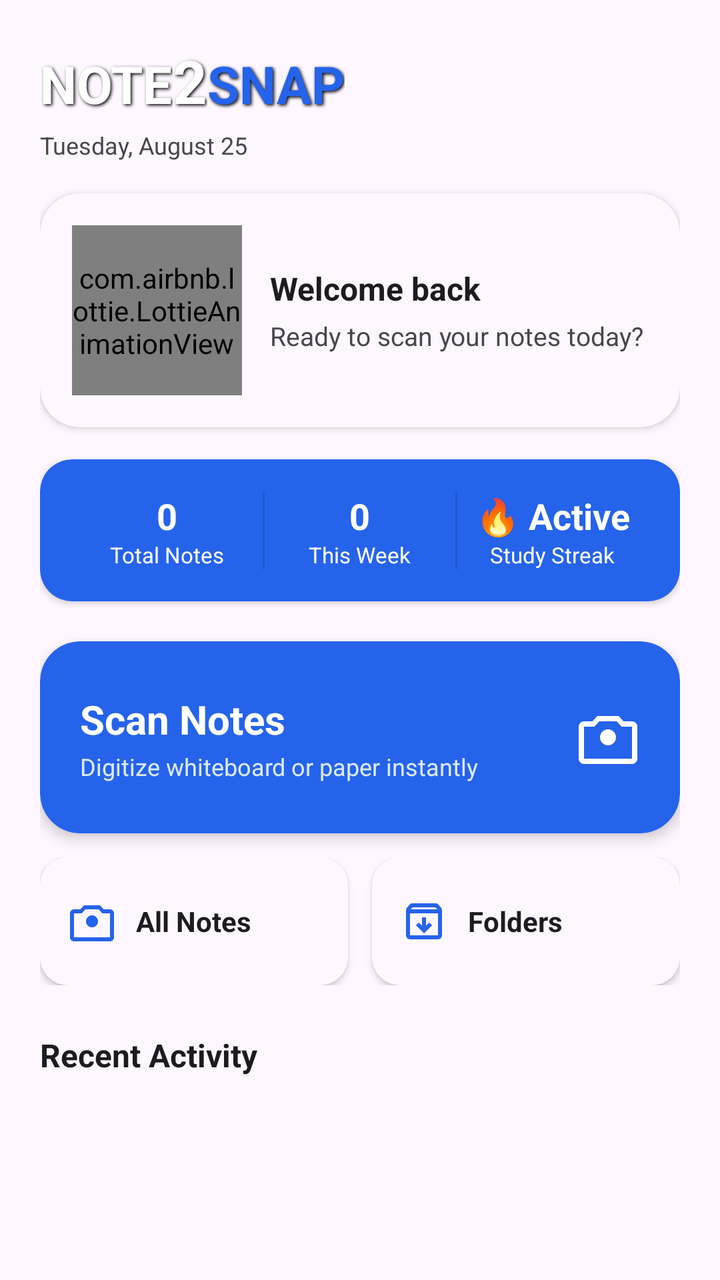
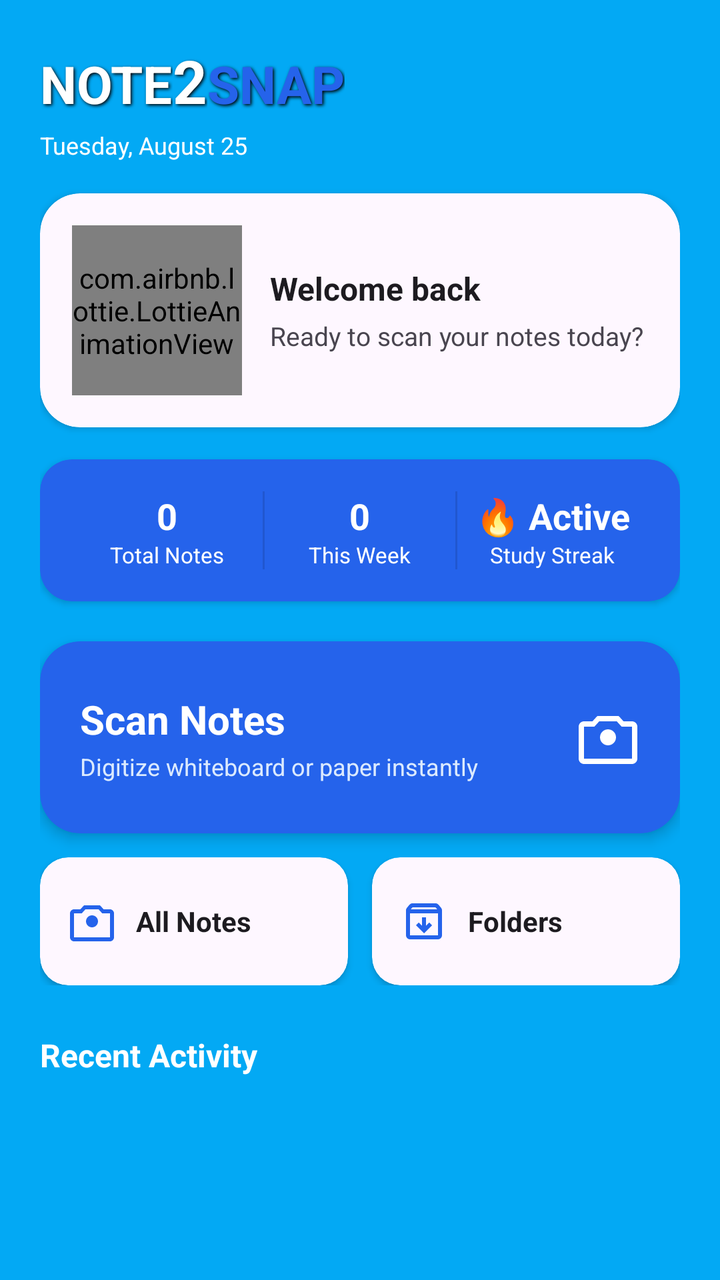

The first picture is an Android layout as it rendered before a commit; the second is the same layout after the commit. The layout source and the unified diff follow.
<!-- AndroidManifest.xml: application theme Theme.Note2Snap -->
<!-- res/layout/fragment_home.xml -->
<?xml version="1.0" encoding="utf-8"?>
<ScrollView xmlns:android="http://schemas.android.com/apk/res/android"
    xmlns:app="http://schemas.android.com/apk/res-auto"
    android:layout_width="match_parent"
    android:layout_height="match_parent"
    android:background="?android:attr/colorBackground"
    android:fillViewport="true">

    <LinearLayout
        android:layout_width="match_parent"
        android:layout_height="wrap_content"
        android:orientation="vertical"
        android:padding="20dp">


        
        <LinearLayout
            android:layout_width="wrap_content"
            android:layout_height="wrap_content"
            android:orientation="horizontal">

            <TextView
                android:id="@+id/tvTitleNote"
                android:layout_width="wrap_content"
                android:layout_height="wrap_content"
                android:shadowColor="#000000"
                android:shadowDx="2"
                android:shadowDy="2"
                android:shadowRadius="4"
                android:text="NOTE"
                android:textColor="#FFFFFF"
                android:textSize="26sp"
                android:textStyle="bold" />

            <TextView
                android:id="@+id/tvTitle2"
                android:layout_width="wrap_content"
                android:layout_height="wrap_content"
                android:shadowColor="#000000"
                android:shadowDx="2"
                android:shadowDy="2"
                android:shadowRadius="4"
                android:text="2"
                android:textColor="#FFFFFF"
                android:textSize="30sp"
                android:textStyle="bold" />

            <TextView
                android:id="@+id/tvTitleSnap"
                android:layout_width="wrap_content"
                android:layout_height="wrap_content"
                android:shadowColor="#000000"
                android:shadowDx="2"
                android:shadowDy="2"
                android:shadowRadius="4"
                android:text="SNAP"
                android:textColor="#2563EB"
                android:textSize="26sp"
                android:textStyle="bold" />
        </LinearLayout>

        <TextView
            android:id="@+id/tvDate"
            android:layout_width="wrap_content"
            android:layout_height="wrap_content"
            android:layout_marginTop="4dp"
            android:text="Tuesday, August 25"
            android:textColor="?android:attr/textColorSecondary"
            android:textSize="12sp" />

        
        <androidx.cardview.widget.CardView
            android:id="@+id/cardMascot"
            android:layout_width="match_parent"
            android:layout_height="wrap_content"
            android:layout_marginTop="16dp"
            app:cardBackgroundColor="?attr/colorSurface"
            app:cardCornerRadius="20dp"
            app:cardElevation="2dp">

            <LinearLayout
                android:layout_width="match_parent"
                android:layout_height="wrap_content"
                android:gravity="center_vertical"
                android:orientation="horizontal"
                android:padding="16dp">

                
                <com.airbnb.lottie.LottieAnimationView
                    android:id="@+id/lottieMascot"
                    android:layout_width="85dp"
                    android:layout_height="85dp"
                    app:lottie_autoPlay="true"
                    app:lottie_loop="true"
                    app:lottie_rawRes="@raw/robot_mascot" />

                
                <LinearLayout
                    android:layout_width="0dp"
                    android:layout_height="wrap_content"
                    android:layout_marginStart="14dp"
                    android:layout_weight="1"
                    android:orientation="vertical">

                    <TextView
                        android:id="@+id/tvGreeting"
                        android:layout_width="wrap_content"
                        android:layout_height="wrap_content"
                        android:text="Welcome back"
                        android:textColor="?android:attr/textColorPrimary"
                        android:textSize="16sp"
                        android:textStyle="bold" />

                    <TextView
                        android:id="@+id/tvGreetingSubtitle"
                        android:layout_width="wrap_content"
                        android:layout_height="wrap_content"
                        android:layout_marginTop="4dp"
                        android:text="Ready to scan your notes today?"
                        android:textColor="?android:attr/textColorSecondary"
                        android:textSize="13sp" />
                </LinearLayout>
            </LinearLayout>
        </androidx.cardview.widget.CardView>

        
        <androidx.cardview.widget.CardView
            android:layout_width="match_parent"
            android:layout_height="wrap_content"
            android:layout_marginTop="16dp"
            app:cardBackgroundColor="#2563EB"
            app:cardCornerRadius="16dp"
            app:cardElevation="2dp">

            <LinearLayout
                android:layout_width="match_parent"
                android:layout_height="wrap_content"
                android:orientation="horizontal"
                android:padding="16dp"
                android:weightSum="3">

                <LinearLayout
                    android:layout_width="0dp"
                    android:layout_height="wrap_content"
                    android:layout_weight="1"
                    android:gravity="center"
                    android:orientation="vertical">

                    <TextView
                        android:id="@+id/tvStatTotal"
                        android:layout_width="wrap_content"
                        android:layout_height="wrap_content"
                        android:text="0"
                        android:textColor="#FFFFFF"
                        android:textSize="18sp"
                        android:textStyle="bold" />

                    <TextView
                        android:layout_width="wrap_content"
                        android:layout_height="wrap_content"
                        android:text="Total Notes"
                        android:textColor="#FFFFFF"
                        android:textSize="11sp" />
                </LinearLayout>

                <View
                    android:layout_width="1dp"
                    android:layout_height="match_parent"
                    android:background="?android:attr/dividerVertical" />

                <LinearLayout
                    android:layout_width="0dp"
                    android:layout_height="wrap_content"
                    android:layout_weight="1"
                    android:gravity="center"
                    android:orientation="vertical">

                    <TextView
                        android:id="@+id/tvStatWeek"
                        android:layout_width="wrap_content"
                        android:layout_height="wrap_content"
                        android:text="0"
                        android:textColor="#FFFFFF"
                        android:textSize="18sp"
                        android:textStyle="bold" />

                    <TextView
                        android:layout_width="wrap_content"
                        android:layout_height="wrap_content"
                        android:text="This Week"
                        android:textColor="#FFFFFF"
                        android:textSize="11sp" />
                </LinearLayout>

                <View
                    android:layout_width="1dp"
                    android:layout_height="match_parent"
                    android:background="?android:attr/dividerVertical" />

                <LinearLayout
                    android:layout_width="0dp"
                    android:layout_height="wrap_content"
                    android:layout_weight="1"
                    android:gravity="center"
                    android:orientation="vertical">

                    <TextView
                        android:id="@+id/tvStatStreak"
                        android:layout_width="wrap_content"
                        android:layout_height="wrap_content"
                        android:text="🔥 Active"
                        android:textColor="#FFFFFF"
                        android:textSize="18sp"
                        android:textStyle="bold" />

                    <TextView
                        android:layout_width="wrap_content"
                        android:layout_height="wrap_content"
                        android:text="Study Streak"
                        android:textColor="#FFFFFF"
                        android:textSize="11sp" />
                </LinearLayout>
            </LinearLayout>
        </androidx.cardview.widget.CardView>

        
        <androidx.cardview.widget.CardView
            android:id="@+id/cardScan"
            android:layout_width="match_parent"
            android:layout_height="96dp"
            android:layout_marginTop="20dp"
            android:clickable="true"
            android:focusable="true"
            android:foreground="?attr/selectableItemBackground"
            app:cardBackgroundColor="#2563EB"
            app:cardCornerRadius="20dp"
            app:cardElevation="4dp">

            <RelativeLayout
                android:layout_width="match_parent"
                android:layout_height="match_parent"
                android:padding="20dp">

                <LinearLayout
                    android:layout_width="wrap_content"
                    android:layout_height="wrap_content"
                    android:layout_centerVertical="true"
                    android:orientation="vertical">

                    <TextView
                        android:layout_width="wrap_content"
                        android:layout_height="wrap_content"
                        android:text="Scan Notes"
                        android:textColor="#FFFFFF"
                        android:textSize="20sp"
                        android:textStyle="bold" />

                    <TextView
                        android:layout_width="wrap_content"
                        android:layout_height="wrap_content"
                        android:layout_marginTop="2dp"
                        android:text="Digitize whiteboard or paper instantly"
                        android:textColor="#DBEAFE"
                        android:textSize="12sp" />
                </LinearLayout>

                <ImageView
                    android:layout_width="32dp"
                    android:layout_height="32dp"
                    android:layout_alignParentEnd="true"
                    android:layout_centerVertical="true"
                    android:src="@drawable/ic_camera"
                    app:tint="#FFFFFF" />
            </RelativeLayout>
        </androidx.cardview.widget.CardView>

        
        <LinearLayout
            android:layout_width="match_parent"
            android:layout_height="wrap_content"
            android:layout_marginTop="12dp"
            android:orientation="horizontal"
            android:weightSum="2">

            
            <androidx.cardview.widget.CardView
                android:id="@+id/cardNotes"
                android:layout_width="0dp"
                android:layout_height="64dp"
                android:layout_marginEnd="6dp"
                android:layout_weight="1"
                android:clickable="true"
                android:focusable="true"
                android:foreground="?attr/selectableItemBackground"
                app:cardBackgroundColor="?attr/colorSurface"
                app:cardCornerRadius="14dp"
                app:cardElevation="2dp">

                <LinearLayout
                    android:layout_width="match_parent"
                    android:layout_height="match_parent"
                    android:gravity="center_vertical"
                    android:orientation="horizontal"
                    android:paddingHorizontal="14dp">

                    <ImageView
                        android:layout_width="24dp"
                        android:layout_height="24dp"
                        android:src="@drawable/ic_camera"
                        app:tint="#2563EB" />

                    <TextView
                        android:layout_width="wrap_content"
                        android:layout_height="wrap_content"
                        android:layout_marginStart="10dp"
                        android:text="All Notes"
                        android:textColor="?android:attr/textColorPrimary"
                        android:textSize="14sp"
                        android:textStyle="bold" />
                </LinearLayout>
            </androidx.cardview.widget.CardView>

            
            <androidx.cardview.widget.CardView
                android:id="@+id/cardFolders"
                android:layout_width="0dp"
                android:layout_height="64dp"
                android:layout_marginStart="6dp"
                android:layout_weight="1"
                android:clickable="true"
                android:focusable="true"
                android:foreground="?attr/selectableItemBackground"
                app:cardBackgroundColor="?attr/colorSurface"
                app:cardCornerRadius="14dp"
                app:cardElevation="2dp">

                <LinearLayout
                    android:layout_width="match_parent"
                    android:layout_height="match_parent"
                    android:gravity="center_vertical"
                    android:orientation="horizontal"
                    android:paddingHorizontal="14dp">

                    <ImageView
                        android:layout_width="24dp"
                        android:layout_height="24dp"
                        android:src="@drawable/ic_folder"
                        app:tint="#2563EB" />

                    <TextView
                        android:layout_width="wrap_content"
                        android:layout_height="wrap_content"
                        android:layout_marginStart="10dp"
                        android:text="Folders"
                        android:textColor="?android:attr/textColorPrimary"
                        android:textSize="14sp"
                        android:textStyle="bold" />
                </LinearLayout>
            </androidx.cardview.widget.CardView>
        </LinearLayout>

        
        <TextView
            android:layout_width="wrap_content"
            android:layout_height="wrap_content"
            android:layout_marginTop="24dp"
            android:text="Recent Activity"
            android:textColor="?android:attr/textColorPrimary"
            android:textSize="16sp"
            android:textStyle="bold" />

        <TextView
            android:id="@+id/tvEmptyRecent"
            android:layout_width="wrap_content"
            android:layout_height="wrap_content"
            android:layout_marginTop="10dp"
            android:text="No recent notes found. Tap 'Scan Notes' to get started!"
            android:textColor="?android:attr/textColorSecondary"
            android:textSize="13sp"
            android:visibility="gone" />

        <androidx.recyclerview.widget.RecyclerView
            android:id="@+id/rvRecentNotes"
            android:layout_width="match_parent"
            android:layout_height="wrap_content"
            android:layout_marginTop="10dp"
            android:orientation="horizontal"
            app:layoutManager="androidx.recyclerview.widget.LinearLayoutManager" />

    </LinearLayout>
</ScrollView>
<!-- resources referenced by this layout -->
<resources>
  <!-- drawable ic_camera (drawable) -->
  <?xml version="1.0" encoding="utf-8"?>
  <vector xmlns:android="http://schemas.android.com/apk/res/android"
      android:width="24dp"
      android:height="24dp"
      android:viewportWidth="24"
      android:viewportHeight="24">
      <path
          android:fillColor="#FF111111"
          android:pathData="M12,15c1.66,0 3,-1.34 3,-3s-1.34,-3 -3,-3 -3,1.34 -3,3 1.34,3 3,3zm9,-9h-3.17L16,4H8L6.17,6H3c-1.1,0 -2,0.9 -2,2v12c0,1.1 0.9,2 2,2h18c1.1,0 2,-0.9 2,-2V8c0,-1.1 -0.9,-2 -2,-2zm0,14H3V8h3.88l1.83,-2h6.58l1.83,2H21v12z" />
  </vector>
  <!-- drawable ic_folder (drawable) -->
  <vector xmlns:android="http://schemas.android.com/apk/res/android" android:height="24dp" android:tint="#FFFFFF" android:viewportHeight="960" android:viewportWidth="960" android:width="24dp">
        
      <path android:fillColor="@android:color/white" android:pathData="M480,720L640,560L584,504L520,568L520,400L440,400L440,568L376,504L320,560L480,720ZM200,320L200,760Q200,760 200,760Q200,760 200,760L760,760Q760,760 760,760Q760,760 760,760L760,320L200,320ZM200,840Q167,840 143.5,816.5Q120,793 120,760L120,261Q120,247 124.5,234Q129,221 138,210L188,149Q199,135 215.5,127.5Q232,120 250,120L710,120Q728,120 744.5,127.5Q761,135 772,149L822,210Q831,221 835.5,234Q840,247 840,261L840,760Q840,793 816.5,816.5Q793,840 760,840L200,840ZM216,240L744,240L710,200Q710,200 710,200Q710,200 710,200L250,200Q250,200 250,200Q250,200 250,200L216,240ZM480,540L480,540L480,540Q480,540 480,540Q480,540 480,540L480,540Q480,540 480,540Q480,540 480,540Z"/>
      
  </vector>
  <style name="Theme.Note2Snap" parent="Theme.Material3.DayNight.NoActionBar">
          <item name="colorPrimary">@color/primary</item>
          <item name="colorSecondary">@color/secondary</item>
          <item name="android:windowBackground">@color/background</item>
          <item name="android:statusBarColor">@color/background</item>
      </style>
  <color name="primary">#AFC4F6</color>
  <color name="secondary">#FFF79A</color>
  <color name="background">#FFFFFF</color>
</resources>

<!-- the commit's change to res/layout/fragment_home.xml (unified diff, before → after) -->
@@ -3,7 +3,7 @@
     xmlns:app="http://schemas.android.com/apk/res-auto"
     android:layout_width="match_parent"
     android:layout_height="match_parent"
-    android:background="?android:attr/colorBackground"
+    android:background="#FF03A9F4"
     android:fillViewport="true">
 
     <LinearLayout
@@ -65,7 +65,7 @@
             android:layout_height="wrap_content"
             android:layout_marginTop="4dp"
             android:text="Tuesday, August 25"
-            android:textColor="?android:attr/textColorSecondary"
+            android:textColor="#FFFFFF"
             android:textSize="12sp" />
 
         
@@ -365,7 +365,7 @@
             android:layout_height="wrap_content"
             android:layout_marginTop="24dp"
             android:text="Recent Activity"
-            android:textColor="?android:attr/textColorPrimary"
+            android:textColor="#FFFFFF"
             android:textSize="16sp"
             android:textStyle="bold" />
 
@@ -375,7 +375,7 @@
             android:layout_height="wrap_content"
             android:layout_marginTop="10dp"
             android:text="No recent notes found. Tap 'Scan Notes' to get started!"
-            android:textColor="?android:attr/textColorSecondary"
+            android:textColor="#F0F9FF"
             android:textSize="13sp"
             android:visibility="gone" />
 
